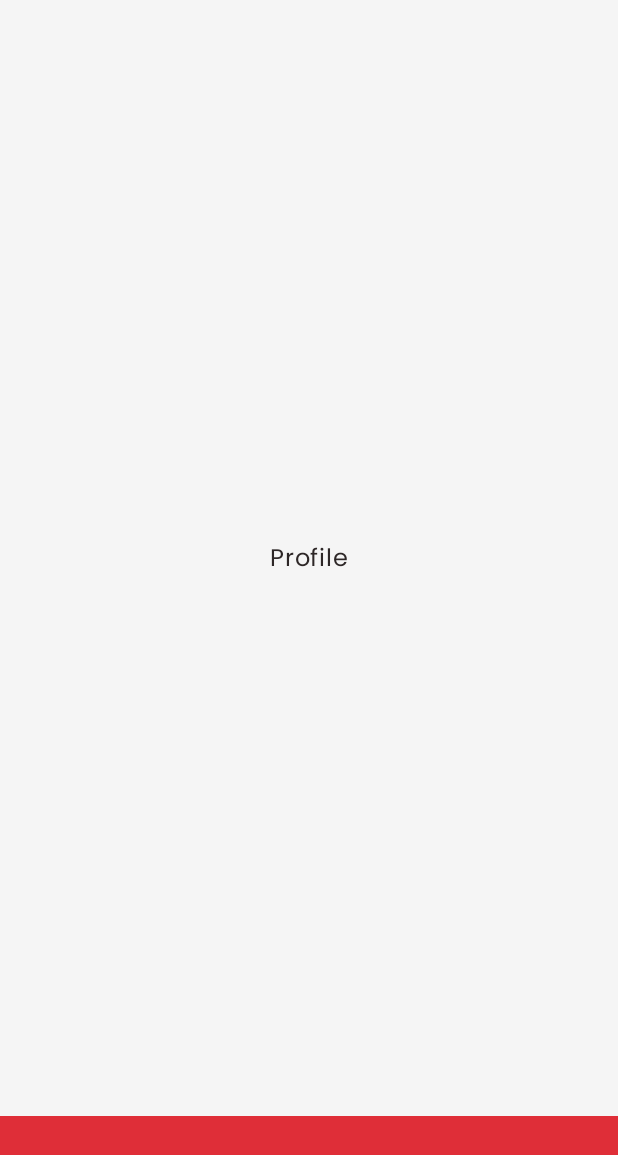
After one commit to muammarahlnn/Learnyscape, an Android app built with Jetpack Compose: the ProfileScreen screen opened through its navigation route, on a phone screen of 412 x 824 dp. The commit adds this screen. Shown: the top 1155 px of the screen. Run offline under Robolectric (Android 15) with nearby library versions, the phone set to English and light mode, and no system bars; our stand-ins replace Dagger/Hilt's generated code; 2 statements that could not run were skipped.

Commit message:
feat: add base screens

```diff
--- a/app/src/main/java/com/muammarahlnn/learnyscacpe/MainActivity.kt
+++ b/app/src/main/java/com/muammarahlnn/learnyscacpe/MainActivity.kt
@@ -3,14 +3,16 @@ package com.muammarahlnn.learnyscacpe
 import android.os.Bundle
 import androidx.activity.ComponentActivity
 import androidx.activity.compose.setContent
+import com.muammarahlnn.learnyscacpe.ui.LearnyscapeApp
 import dagger.hilt.android.AndroidEntryPoint
 
 @AndroidEntryPoint
 class MainActivity : ComponentActivity() {
+
     override fun onCreate(savedInstanceState: Bundle?) {
         super.onCreate(savedInstanceState)
         setContent {
-
+            LearnyscapeApp()
         }
     }
 }
--- /dev/null
+++ b/app/src/main/java/com/muammarahlnn/learnyscacpe/navigation/LearnyscapeNavHost.kt
@@ -0,0 +1,36 @@
+package com.muammarahlnn.learnyscacpe.navigation
+
+import androidx.compose.runtime.Composable
+import androidx.compose.ui.Modifier
+import androidx.navigation.compose.NavHost
+import com.muammarahlnn.learnyscacpe.ui.LearnyscapeAppState
+import com.muammarahlnn.learnyscape.feature.home.navigation.homeGraph
+import com.muammarahlnn.learnyscape.feature.home.navigation.homeGraphRoutePattern
+import com.muammarahlnn.learnyscape.feature.profile.navigation.profileScreen
+import com.muammarahlnn.learnyscape.feature.schedule.navigation.scheduleScreen
+import com.muammarahlnn.learnyscape.feature.search.navigation.searchScreen
+
+
+/**
+ * @author Muammar Ahlan Abimanyu (muammarahlnn)
+ * @file LearnyscapeNavHost, 22/07/2023 08.54 by Muammar Ahlan Abimanyu
+ */
+
+@Composable
+fun LearnyscapeNavHost(
+    appState: LearnyscapeAppState,
+    modifier: Modifier = Modifier,
+    startDestination: String = homeGraphRoutePattern,
+) {
+    val navController = appState.navController
+    NavHost(
+        navController = navController,
+        startDestination = startDestination,
+        modifier = modifier,
+    ) {
+        homeGraph {}
+        searchScreen()
+        scheduleScreen()
+        profileScreen()
+    }
+}
--- /dev/null
+++ b/app/src/main/java/com/muammarahlnn/learnyscacpe/ui/LearnyscapeApp.kt
@@ -0,0 +1,91 @@
+package com.muammarahlnn.learnyscacpe.ui
+
+import androidx.compose.foundation.layout.WindowInsets
+import androidx.compose.foundation.layout.padding
+import androidx.compose.material3.Icon
+import androidx.compose.material3.MaterialTheme
+import androidx.compose.material3.Scaffold
+import androidx.compose.material3.Text
+import androidx.compose.runtime.Composable
+import androidx.compose.ui.Modifier
+import androidx.compose.ui.res.painterResource
+import androidx.compose.ui.res.stringResource
+import androidx.navigation.NavDestination
+import androidx.navigation.NavDestination.Companion.hierarchy
+import com.muammarahlnn.core.designsystem.component.LearnyscapeNavigationBar
+import com.muammarahlnn.core.designsystem.component.LearnyscapeNavigationBarItem
+import com.muammarahlnn.core.designsystem.theme.LearnyscapeTheme
+import com.muammarahlnn.learnyscacpe.navigation.LearnyscapeNavHost
+import com.muammarahlnn.learnyscacpe.navigation.TopLevelDestination
+
+
+/**
+ * @author Muammar Ahlan Abimanyu (muammarahlnn)
+ * @file LearnyscapeApp, 19/07/2023 22.11 by Muammar Ahlan Abimanyu
+ */
+
+@Composable
+fun LearnyscapeApp(
+    appState: LearnyscapeAppState = rememberLearnyscapeAppState(),
+) {
+    LearnyscapeTheme {
+        Scaffold(
+            contentWindowInsets = WindowInsets(0, 0, 0, 0),
+            contentColor = MaterialTheme.colorScheme.background,
+            bottomBar = {
+                LearnyscapeBottomBar(
+                    destinations = appState.topLevelDestinations,
+                    onNavigateToDestination = appState::navigateToTopLevelDestination,
+                    currentDestination = appState.currentDestination
+                )
+            }
+        ) { innerPadding ->
+            LearnyscapeNavHost(
+                appState = appState,
+                modifier = Modifier.padding(innerPadding)
+            )
+        }
+    }
+}
+
+@Composable
+private fun LearnyscapeBottomBar(
+    destinations: List<TopLevelDestination>,
+    onNavigateToDestination: (TopLevelDestination) -> Unit,
+    currentDestination: NavDestination?,
+    modifier: Modifier = Modifier,
+) {
+    LearnyscapeNavigationBar(
+        modifier = modifier,
+    ) {
+        destinations.forEach { destination ->
+            val selected = currentDestination.isTopLevelDestinationInHierarchy(destination)
+            LearnyscapeNavigationBarItem(
+                selected = selected,
+                onClick = {
+                    onNavigateToDestination(destination)
+                },
+                icon = {
+                    Icon(
+                        painter = painterResource(id = destination.unselectedIconId),
+                        contentDescription = null
+                    )
+                },
+                selectedIcon = {
+                    Icon(
+                        painter = painterResource(id = destination.selectedIconId),
+                        contentDescription = null
+                    )
+                },
+                label = {
+                    Text(text = stringResource(id = destination.iconTextId))
+                },
+            )
+        }
+    }
+}
+
+private fun NavDestination?.isTopLevelDestinationInHierarchy(destination: TopLevelDestination) =
+    this?.hierarchy?.any {
+        it.route?.contains(destination.name, true) ?: false
+    } ?: false
--- /dev/null
+++ b/app/src/main/java/com/muammarahlnn/learnyscacpe/ui/LearnyscapeAppState.kt
@@ -0,0 +1,59 @@
+package com.muammarahlnn.learnyscacpe.ui
+
+import androidx.compose.runtime.Composable
+import androidx.compose.runtime.Stable
+import androidx.compose.runtime.remember
+import androidx.navigation.NavDestination
+import androidx.navigation.NavGraph.Companion.findStartDestination
+import androidx.navigation.NavHostController
+import androidx.navigation.compose.currentBackStackEntryAsState
+import androidx.navigation.compose.rememberNavController
+import androidx.navigation.navOptions
+import com.muammarahlnn.learnyscacpe.navigation.TopLevelDestination
+import com.muammarahlnn.learnyscape.feature.home.navigation.navigateToHomeGraph
+import com.muammarahlnn.learnyscape.feature.profile.navigation.navigateToProfile
+import com.muammarahlnn.learnyscape.feature.schedule.navigation.navigateToSchedule
+import com.muammarahlnn.learnyscape.feature.search.navigation.navigateToSearch
+
+
+/**
+ * @author Muammar Ahlan Abimanyu (muammarahlnn)
+ * @file LearnyscapeAppState, 20/07/2023 17.50 by Muammar Ahlan Abimanyu
+ */
+
+@Composable
+fun rememberLearnyscapeAppState(
+    navController: NavHostController = rememberNavController(),
+): LearnyscapeAppState {
+    return remember(navController) {
+        LearnyscapeAppState(navController)
+    }
+}
+
+@Stable
+class LearnyscapeAppState(
+    val navController: NavHostController
+) {
+    val currentDestination: NavDestination?
+        @Composable
+        get() = navController.currentBackStackEntryAsState().value?.destination
+
+    val topLevelDestinations: List<TopLevelDestination> = TopLevelDestination.values().asList()
+
+    fun navigateToTopLevelDestination(topLevelDestination: TopLevelDestination) {
+        val topLevelNavOptions = navOptions {
+            popUpTo(navController.graph.findStartDestination().id) {
+                saveState = true
+            }
+            launchSingleTop = true
+            restoreState = true
+        }
+
+        when (topLevelDestination) {
+            TopLevelDestination.HOME -> navController.navigateToHomeGraph(topLevelNavOptions)
+            TopLevelDestination.SEARCH -> navController.navigateToSearch(topLevelNavOptions)
+            TopLevelDestination.SCHEDULE -> navController.navigateToSchedule(topLevelNavOptions)
+            TopLevelDestination.PROFILE -> navController.navigateToProfile(topLevelNavOptions)
+        }
+    }
+}
--- a/app/src/main/res/values/themes.xml
+++ b/app/src/main/res/values/themes.xml
@@ -1,5 +1,7 @@
 <?xml version="1.0" encoding="utf-8"?>
 <resources>
-
-    <style name="Theme.Learnyscacpe" parent="android:Theme.Material.Light.NoActionBar" />
+    <style name="Theme.Learnyscacpe" parent="android:Theme.Material.Light.NoActionBar">
+        <item name="android:statusBarColor">@color/red</item>
+        <item name="android:windowBackground">@color/red</item>
+    </style>
 </resources>
--- a/build-logic/convention/src/main/kotlin/AndroidFeatureConventionPlugin.kt
+++ b/build-logic/convention/src/main/kotlin/AndroidFeatureConventionPlugin.kt
@@ -26,6 +26,8 @@ class AndroidFeatureConventionPlugin : Plugin<Project> {
             }
 
             dependencies {
+                add("implementation", project(":core:designsystem"))
+
                 add("testImplementation", kotlin("test"))
                 add("androidTestImplementation", kotlin("test"))
 
--- a/core/designsystem/src/main/java/com/muammarahlnn/core/designsystem/theme/Color.kt
+++ b/core/designsystem/src/main/java/com/muammarahlnn/core/designsystem/theme/Color.kt
@@ -11,7 +11,10 @@ import androidx.compose.ui.graphics.Color
 
 internal val White = Color(0xFFFFFFFF)
 internal val WhiteSmoke = Color(0xFFF5F5F5)
+internal val WhiteCloud = Color(0xFFEEEDED)
 internal val Red = Color(0xFFDF2E38)
+internal val LightRed = Color(0xFFEF6262)
 internal val Blue = Color(0xFF0079FF)
 internal val Black = Color(0xFF2D2727)
 internal val Gray = Color(0xFF6A6A6A)
+internal val Test = Color(0xFFFFF0F5)
--- a/core/designsystem/src/main/java/com/muammarahlnn/core/designsystem/theme/Theme.kt
+++ b/core/designsystem/src/main/java/com/muammarahlnn/core/designsystem/theme/Theme.kt
@@ -13,11 +13,13 @@ import androidx.compose.runtime.Composable
 val LightColorScheme = lightColorScheme(
     primary = Red,
     onPrimary = White,
+    primaryContainer = LightRed,
     secondary = Gray,
     onSecondary = White,
     tertiary = Blue,
     onTertiary = White,
     background = WhiteSmoke,
+    onBackground = Black,
     surface = WhiteSmoke,
 )
 
--- /dev/null
+++ b/feature/home/src/main/java/com/muammarahlnn/learnyscape/feature/home/HomeScreen.kt
@@ -0,0 +1,32 @@
+package com.muammarahlnn.learnyscape.feature.home
+
+import androidx.compose.foundation.background
+import androidx.compose.foundation.layout.Box
+import androidx.compose.foundation.layout.fillMaxSize
+import androidx.compose.material3.MaterialTheme
+import androidx.compose.material3.Text
+import androidx.compose.runtime.Composable
+import androidx.compose.ui.Alignment
+import androidx.compose.ui.Modifier
+import androidx.compose.ui.res.stringResource
+
+
+/**
+ * @author Muammar Ahlan Abimanyu (muammarahlnn)
+ * @file HomeScreen, 20/07/2023 19.56 by Muammar Ahlan Abimanyu
+ */
+
+@Composable
+internal fun HomeScreen(modifier: Modifier = Modifier) {
+    Box(
+        contentAlignment = Alignment.Center,
+        modifier = modifier
+            .fillMaxSize()
+            .background(MaterialTheme.colorScheme.background)
+    ) {
+        Text(
+            text = stringResource(id = R.string.home),
+            color = MaterialTheme.colorScheme.onBackground
+        )
+    }
+}
--- /dev/null
+++ b/feature/home/src/main/java/com/muammarahlnn/learnyscape/feature/home/navigation/HomeNavigation.kt
@@ -0,0 +1,35 @@
+package com.muammarahlnn.learnyscape.feature.home.navigation
+
+import androidx.navigation.NavController
+import androidx.navigation.NavGraphBuilder
+import androidx.navigation.NavOptions
+import androidx.navigation.compose.composable
+import androidx.navigation.navigation
+import com.muammarahlnn.learnyscape.feature.home.HomeScreen
+
+
+/**
+ * @author Muammar Ahlan Abimanyu (muammarahlnn)
+ * @file HomeNavigation, 20/07/2023 19.44 by Muammar Ahlan Abimanyu
+ */
+
+const val homeGraphRoutePattern = "home_graph"
+const val homeRoute = "home_route"
+
+fun NavController.navigateToHomeGraph(navOptions: NavOptions? = null) {
+    this.navigate(homeGraphRoutePattern, navOptions)
+}
+
+fun NavGraphBuilder.homeGraph(
+    nestedGraph: NavGraphBuilder.() -> Unit,
+) {
+    navigation(
+        route = homeGraphRoutePattern,
+        startDestination = homeRoute
+    ) {
+        composable(route = homeRoute) {
+            HomeScreen()
+        }
+        nestedGraph()
+    }
+}
--- /dev/null
+++ b/feature/profile/src/main/java/com/muammarahlnn/learnyscape/feature/profile/ProfileScreen.kt
@@ -0,0 +1,32 @@
+package com.muammarahlnn.learnyscape.feature.profile
+
+import androidx.compose.foundation.background
+import androidx.compose.foundation.layout.Box
+import androidx.compose.foundation.layout.fillMaxSize
+import androidx.compose.material3.MaterialTheme
+import androidx.compose.material3.Text
+import androidx.compose.runtime.Composable
+import androidx.compose.ui.Alignment
+import androidx.compose.ui.Modifier
+import androidx.compose.ui.res.stringResource
+
+
+/**
+ * @author Muammar Ahlan Abimanyu (muammarahlnn)
+ * @file ProfileScreen, 20/07/2023 21.48 by Muammar Ahlan Abimanyu
+ */
+
+@Composable
+internal fun ProfileScreen(modifier: Modifier = Modifier) {
+    Box(
+        contentAlignment = Alignment.Center,
+        modifier = modifier
+            .fillMaxSize()
+            .background(MaterialTheme.colorScheme.background)
+    ) {
+        Text(
+            text = stringResource(id = R.string.profile),
+            color = MaterialTheme.colorScheme.onBackground
+        )
+    }
+}
--- /dev/null
+++ b/feature/profile/src/main/java/com/muammarahlnn/learnyscape/feature/profile/navigation/ProfileNavigation.kt
@@ -0,0 +1,25 @@
+package com.muammarahlnn.learnyscape.feature.profile.navigation
+
+import androidx.navigation.NavController
+import androidx.navigation.NavGraphBuilder
+import androidx.navigation.NavOptions
+import androidx.navigation.compose.composable
+import com.muammarahlnn.learnyscape.feature.profile.ProfileScreen
+
+
+/**
+ * @author Muammar Ahlan Abimanyu (muammarahlnn)
+ * @file ProfileNavigation, 20/07/2023 21.46 by Muammar Ahlan Abimanyu
+ */
+
+const val profileRoute = "profile_route"
+
+fun NavController.navigateToProfile(navOptions: NavOptions? = null) {
+    this.navigate(profileRoute, navOptions)
+}
+
+fun NavGraphBuilder.profileScreen() {
+    composable(route = profileRoute) {
+        ProfileScreen()
+    }
+}
--- /dev/null
+++ b/feature/schedule/src/main/java/com/muammarahlnn/learnyscape/feature/schedule/navigation/ScheduleNavigation.kt
@@ -0,0 +1,25 @@
+package com.muammarahlnn.learnyscape.feature.schedule.navigation
+
+import androidx.navigation.NavController
+import androidx.navigation.NavGraphBuilder
+import androidx.navigation.NavOptions
+import androidx.navigation.compose.composable
+import com.muammarahlnn.learnyscape.feature.schedule.ScheduleScreen
+
+
+/**
+ * @author Muammar Ahlan Abimanyu (muammarahlnn)
+ * @file ScheduleNavigation, 20/07/2023 21.51 by Muammar Ahlan Abimanyu
+ */
+
+const val scheduleRoute = "schedule_route"
+
+fun NavController.navigateToSchedule(navOptions: NavOptions? = null) {
+    this.navigate(scheduleRoute, navOptions)
+}
+
+fun NavGraphBuilder.scheduleScreen() {
+    composable(route = scheduleRoute) {
+        ScheduleScreen()
+    }
+}
--- /dev/null
+++ b/feature/search/src/main/java/com/muammarahlnn/learnyscape/feature/search/navigation/SearchNavigation.kt
@@ -0,0 +1,25 @@
+package com.muammarahlnn.learnyscape.feature.search.navigation
+
+import androidx.navigation.NavController
+import androidx.navigation.NavGraphBuilder
+import androidx.navigation.NavOptions
+import androidx.navigation.compose.composable
+import com.muammarahlnn.learnyscape.feature.search.SearchScreen
+
+
+/**
+ * @author Muammar Ahlan Abimanyu (muammarahlnn)
+ * @file SearchNavigation, 20/07/2023 22.07 by Muammar Ahlan Abimanyu
+ */
+
+const val searchRoute = "search_route"
+
+fun NavController.navigateToSearch(navOptions: NavOptions? = null) {
+    this.navigate(searchRoute, navOptions)
+}
+
+fun NavGraphBuilder.searchScreen() {
+    composable(route = searchRoute) {
+        SearchScreen()
+    }
+}
```
Also changed, not shown: app/src/main/res/values/colors.xml (+1 -7 lines), core/designsystem/src/main/java/com/muammarahlnn/core/designsystem/component/Navigation.kt (added, +74 -0 lines), feature/schedule/src/main/java/com/muammarahlnn/learnyscape/feature/schedule/ScheduleScreen.kt (added, +32 -0 lines), feature/search/src/main/java/com/muammarahlnn/learnyscape/feature/search/SearchScreen.kt (added, +32 -0 lines).
